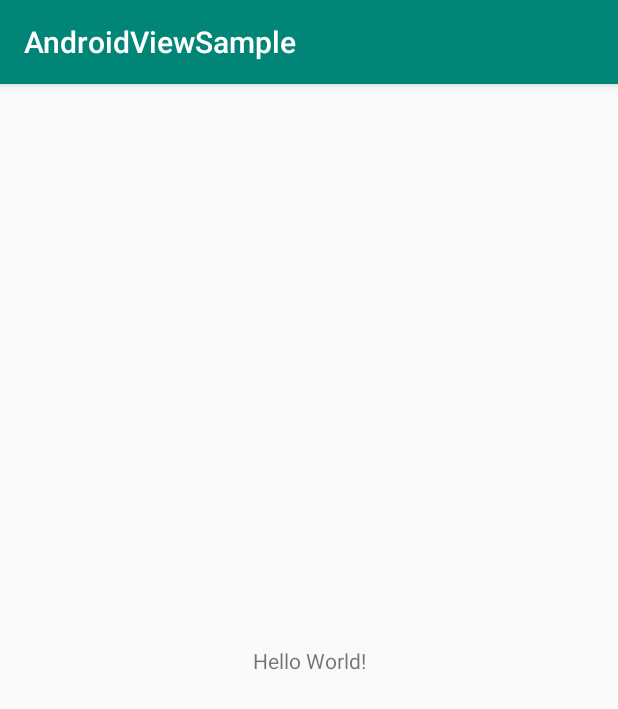
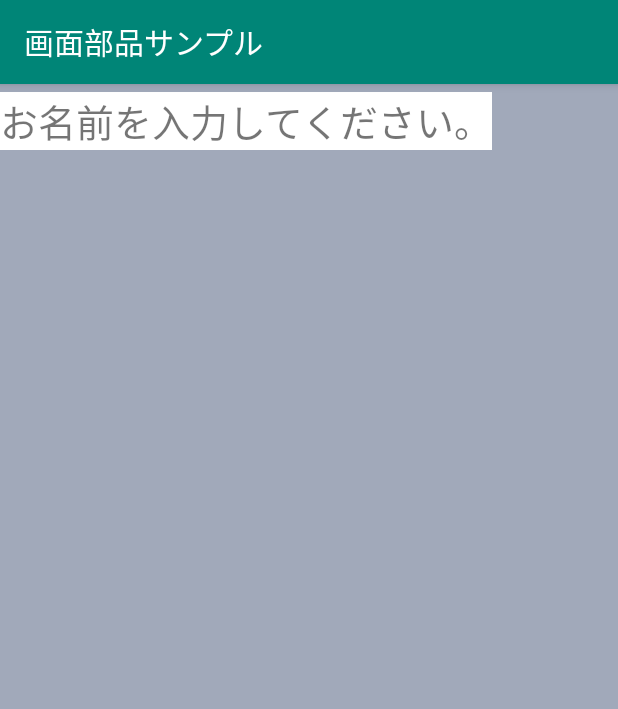
Before and after one commit to Kawboy442/AndroidViewSample, an Android app: the screen it shows after launch (MainActivity), on a phone screen of 412 x 824 dp. Shown: the top 709 px of the screen. Run offline under Robolectric (Android 15) with nearby library versions, the phone set to English and light mode, and no system bars.

Commit message:
feat: add first rayout

```diff
--- a/app/src/main/res/layout/activity_main.xml
+++ b/app/src/main/res/layout/activity_main.xml
@@ -1,18 +1,22 @@
 <?xml version="1.0" encoding="utf-8"?>
-<androidx.constraintlayout.widget.ConstraintLayout xmlns:android="http://schemas.android.com/apk/res/android"
+<LinearLayout
+    xmlns:android="http://schemas.android.com/apk/res/android"
     xmlns:app="http://schemas.android.com/apk/res-auto"
     xmlns:tools="http://schemas.android.com/tools"
     android:layout_width="match_parent"
     android:layout_height="match_parent"
+    android:background="#A1A9BA"
+    android:orientation="vertical"
     tools:context=".MainActivity">
 
     <TextView
+        android:id="@+id/tvLabelInput"
         android:layout_width="wrap_content"
         android:layout_height="wrap_content"
-        android:text="Hello World!"
-        app:layout_constraintBottom_toBottomOf="parent"
-        app:layout_constraintLeft_toLeftOf="parent"
-        app:layout_constraintRight_toRightOf="parent"
-        app:layout_constraintTop_toTopOf="parent" />
+        android:text="@string/tv_msg"
+        android:textSize="25sp"
+        android:layout_marginBottom="10dp"
+        android:layout_marginTop="5dp"
+        android:background="#FFFFFF" />
 
-</androidx.constraintlayout.widget.ConstraintLayout>
+</LinearLayout>
--- a/app/src/main/res/values/strings.xml
+++ b/app/src/main/res/values/strings.xml
@@ -1,3 +1,5 @@
 <resources>
-    <string name="app_name">AndroidViewSample</string>
+    <string name="app_name">画面部品サンプル</string>
+
+    <string name="tv_msg">お名前を入力してください。</string>
 </resources>
```
